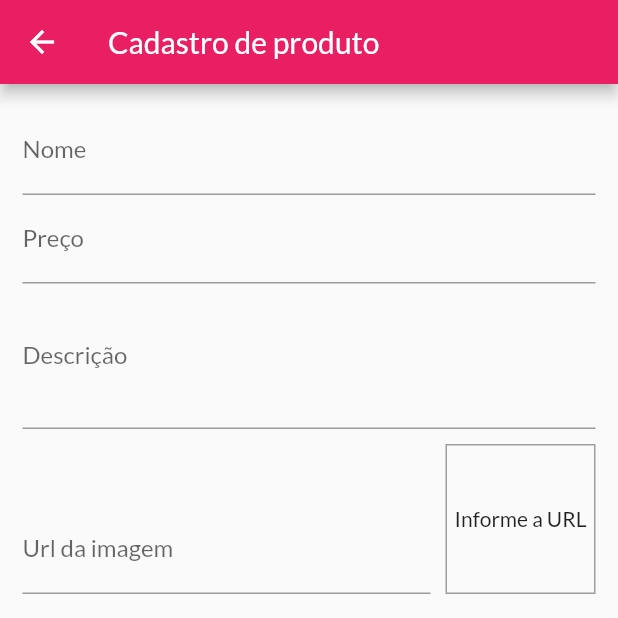
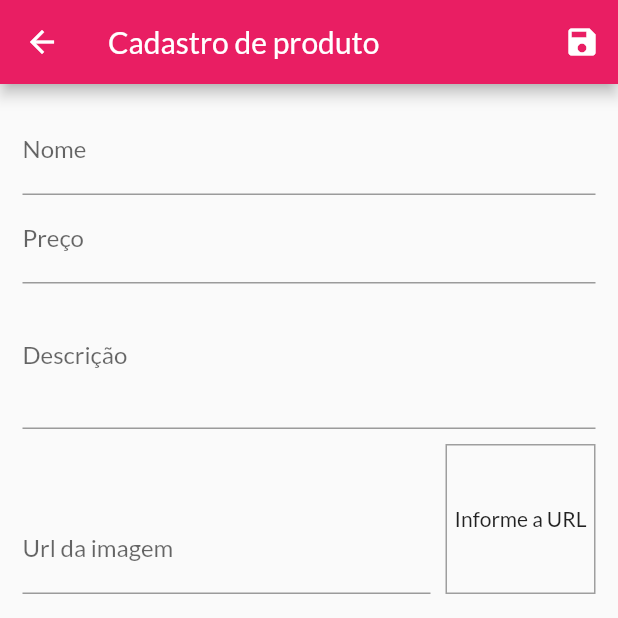
Before and after one commit to alisson-araujo/shop, a Flutter app: the ProductFormPage screen opened by its route, on a phone screen of 412 x 824 dp, the top half of it. Run offline on Flutter 3.47's test engine with Material 2 defaults, Android fonts, the phone set to English and light mode, and no system bars; network calls fail.

Commit message:
implementando cadastro de produtos

```diff
--- a/lib/pages/product_form_page.dart
+++ b/lib/pages/product_form_page.dart
@@ -1,4 +1,7 @@
 import 'package:flutter/material.dart';
+import 'package:provider/provider.dart';
+import 'package:shop/models/product.dart';
+import 'package:shop/models/product_list.dart';
 
 class ProductFormPage extends StatefulWidget {
   const ProductFormPage({Key? key}) : super(key: key);
@@ -8,20 +11,62 @@ class ProductFormPage extends StatefulWidget {
 }
 
 class _ProductFormPageState extends State<ProductFormPage> {
+  final _imageUrlFocus = FocusNode();
+  final _imageUrlController = TextEditingController();
+
+  final _formKey = GlobalKey<FormState>();
+  final _formData = Map<String, Object>();
+
+  @override
+  void initState() {
+    super.initState();
+    _imageUrlFocus.addListener(updateImage);
+  }
+
+  @override
+  void dispose() {
+    _imageUrlFocus.dispose();
+    _imageUrlFocus.removeListener(updateImage);
+  }
+
+  void updateImage() {
+    setState(() {});
+  }
+
+  void _submitForm() {
+    //está inserindo sem validação, posteriormente implementar aqui antes
+    // de fazer a chamada.
+    _formKey.currentState?.save();
+
+    Provider.of<ProductList>(
+      context,
+      listen: false,
+    ).addProductFromData(_formData);
+    Navigator.of(context).pop();
+  }
+
   @override
   Widget build(BuildContext context) {
     return Scaffold(
       appBar: AppBar(
         title: const Text('Cadastro de produto'),
+        actions: [
+          IconButton(
+            onPressed: _submitForm,
+            icon: const Icon(Icons.save),
+          ),
+        ],
       ),
       body: Padding(
         padding: const EdgeInsets.all(15),
         child: Form(
+          key: _formKey,
           child: ListView(
             children: [
               TextFormField(
                 decoration: const InputDecoration(labelText: 'Nome'),
                 textInputAction: TextInputAction.next,
+                onSaved: (name) => _formData['name'] = name ?? '',
               ),
               TextFormField(
                 decoration: const InputDecoration(labelText: 'Preço'),
@@ -29,12 +74,16 @@ class _ProductFormPageState extends State<ProductFormPage> {
                 keyboardType: const TextInputType.numberWithOptions(
                   decimal: true,
                 ),
+                onSaved: (price) =>
+                    _formData['price'] = double.parse(price ?? '0'),
               ),
               TextFormField(
                 decoration: const InputDecoration(labelText: 'Descrição'),
                 // textInputAction: TextInputAction.next,
                 keyboardType: TextInputType.multiline,
                 maxLines: 3,
+                onSaved: (description) =>
+                    _formData['description'] = description ?? '',
               ),
               Row(
                 crossAxisAlignment: CrossAxisAlignment.end,
@@ -45,6 +94,11 @@ class _ProductFormPageState extends State<ProductFormPage> {
                           const InputDecoration(labelText: 'Url da imagem'),
                       textInputAction: TextInputAction.done,
                       keyboardType: TextInputType.url,
+                      focusNode: _imageUrlFocus,
+                      controller: _imageUrlController,
+                      onFieldSubmitted: (_) => _submitForm(),
+                      onSaved: (imageUrl) =>
+                          _formData['imageUrl'] = imageUrl ?? '',
                     ),
                   ),
                   Container(
@@ -61,7 +115,12 @@ class _ProductFormPageState extends State<ProductFormPage> {
                       ),
                     ),
                     alignment: Alignment.center,
-                    child: const Text('Informe a URL'),
+                    child: _imageUrlController.text.isEmpty
+                        ? const Text('Informe a URL')
+                        : FittedBox(
+                            child: Image.network(_imageUrlController.text),
+                            fit: BoxFit.cover,
+                          ),
                   ),
                 ],
               ),
```
Also changed, not shown: lib/models/product_list.dart (+16 -3 lines).
